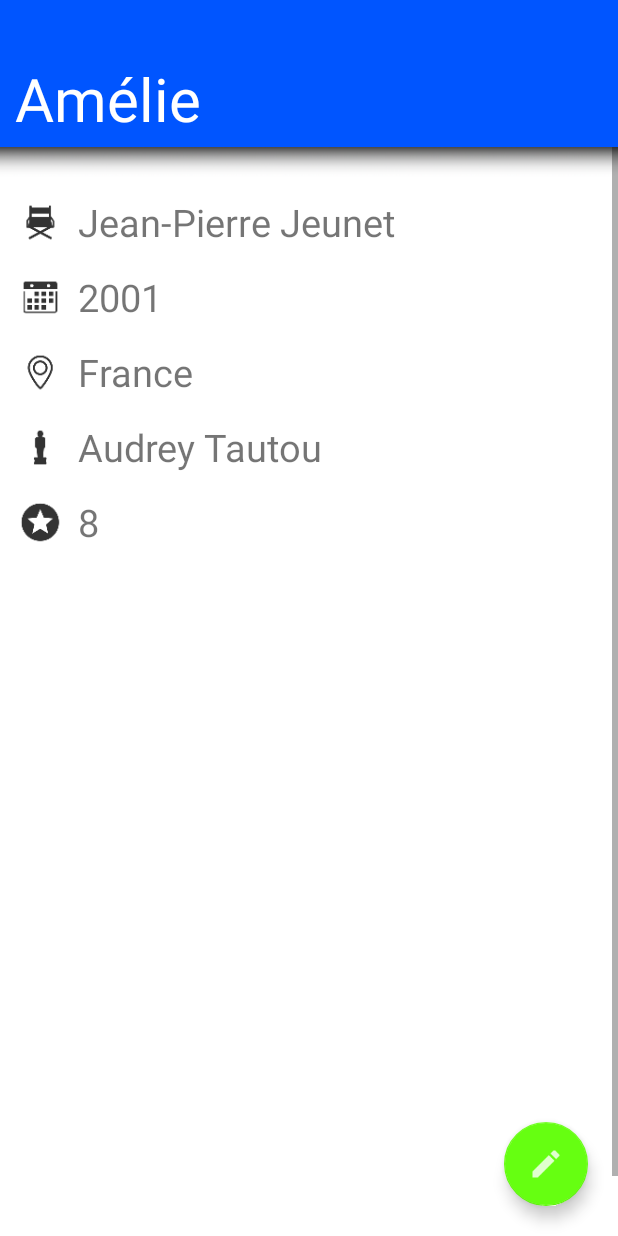
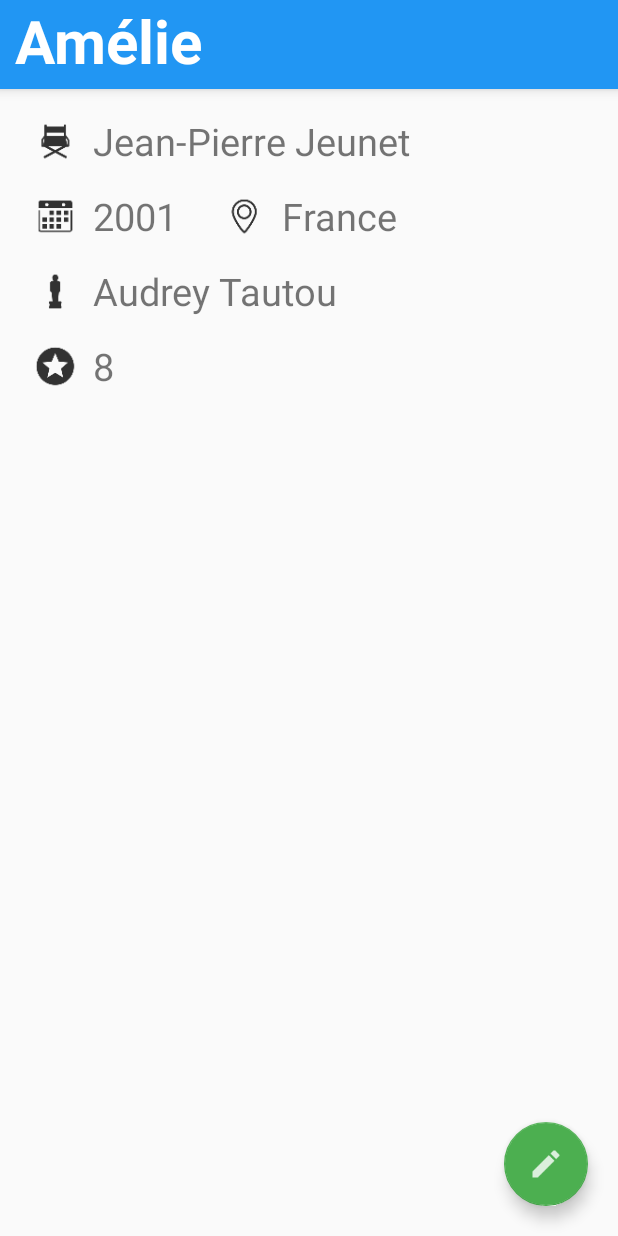
Before and after one commit to JosepBernad/MyFilmDatabase, an Android app: the screen it shows after launch (FilmDetailsActivity), after a tap on "Amélie", on a phone screen of 412 x 824 dp. Run offline under Robolectric (Android 15) with nearby library versions, the phone set to English and light mode, and no system bars; 5 statements that could not run were skipped.

Commit message:
Design improvements;

```diff
--- a/app/src/main/java/com/example/pr_idi/mydatabaseexample/NewFilmActivity.java
+++ b/app/src/main/java/com/example/pr_idi/mydatabaseexample/NewFilmActivity.java
@@ -8,6 +8,7 @@ import android.widget.Button;
 import android.widget.EditText;
 import android.widget.RatingBar;
 import android.widget.TextView;
+import android.widget.Toast;
 
 import com.example.pr_idi.mydatabaseexample.Class.Film;
 import com.example.pr_idi.mydatabaseexample.Class.FilmData;
@@ -125,6 +126,7 @@ public class NewFilmActivity extends AppCompatActivity {
                                     Integer.parseInt(ratingText.getText().toString())
                             );
                     filmData.close();
+                    Toast.makeText(NewFilmActivity.this,"Film has been created",Toast.LENGTH_SHORT).show();
                     finish();
                 }
 
--- a/app/src/main/res/layout/add_film_view.xml
+++ b/app/src/main/res/layout/add_film_view.xml
@@ -107,7 +107,9 @@
             android:numStars="5"
             android:layout_gravity="center"
             android:stepSize="0.5"
-            android:rating="2.5"/>
+            android:rating="2.5"
+            android:theme="@style/RatingBar"
+            />
 
         <Button
             android:id="@+id/submitButton_new"
--- a/app/src/main/res/layout/film_details.xml
+++ b/app/src/main/res/layout/film_details.xml
@@ -4,14 +4,15 @@
     android:orientation="vertical" android:layout_width="match_parent"
     android:layout_height="match_parent">
 
-    s
+
     <LinearLayout
         android:id="@+id/linear_title"
         android:orientation="horizontal"
         android:layout_width="match_parent"
-        android:layout_height="98dp"
-        android:background="#0055FF"
-        android:layout_alignParentTop="true">
+        android:layout_height="wrap_content"
+        android:background="#2196F3"
+        android:layout_alignParentTop="true"
+        android:elevation="5dp">
 
         <TextView
             android:text="Piratas del Caribe"
@@ -24,30 +25,30 @@
             android:textColor="#FFFFFF"
             android:paddingBottom="5dp"
             android:paddingLeft="10dp"
+            android:textStyle="bold"
             />
 
     </LinearLayout>
-
-
 
     <ScrollView
         android:layout_width="match_parent"
         android:layout_height="wrap_content"
         android:layout_below="@+id/linear_title"
+        android:paddingStart="10dp"
+        android:paddingTop="10dp"
         >
 
         <LinearLayout
             android:orientation="vertical"
             android:layout_width="match_parent"
             android:layout_height="wrap_content"
-            android:background="@drawable/background_film_details"
             >
 
+            <!-- Director -->
             <LinearLayout
                 android:orientation="horizontal"
                 android:layout_width="match_parent"
                 android:layout_height="50dp"
-                android:layout_marginTop="25dp"
                 android:layout_marginStart="12dp">
 
                 <ImageView
@@ -71,6 +72,12 @@
             <LinearLayout
                 android:orientation="horizontal"
                 android:layout_width="match_parent"
+                android:layout_height="wrap_content">
+
+                <!-- Year -->
+                <LinearLayout
+                    android:orientation="horizontal"
+                    android:layout_width="wrap_content"
                     android:layout_height="50dp"
                     android:layout_marginStart="12dp">
 
@@ -81,12 +88,6 @@
                         android:id="@+id/yearImageView"
                         />
 
-                <!--
-                android:paddingTop="10dp"
-                    android:paddingBottom="10dp"
-                    android:paddingLeft="10dp"
-                    android:paddingRight="10dp"
-                    -->
 
                     <TextView
                         android:text="TextView"
@@ -99,11 +100,13 @@
 
                 </LinearLayout>
 
+
+                <!-- Country -->
                 <LinearLayout
                     android:orientation="horizontal"
-                android:layout_width="match_parent"
+                    android:layout_width="wrap_content"
                     android:layout_height="50dp"
-                android:layout_marginStart="12dp">
+                    android:layout_marginStart="30dp">
 
                     <ImageView
                         android:layout_width="30dp"
@@ -120,9 +123,12 @@
                         android:textSize="25sp"
                         android:paddingStart="10dp"
                         />
+                </LinearLayout>
+
 
             </LinearLayout>
 
+            <!-- Protagonist -->
             <LinearLayout
                 android:orientation="horizontal"
                 android:layout_width="match_parent"
@@ -147,6 +153,7 @@
 
             </LinearLayout>
 
+            <!-- Rating -->
             <LinearLayout
                 android:orientation="horizontal"
                 android:layout_width="match_parent"
@@ -171,8 +178,6 @@
 
             </LinearLayout>
 
-
-
         </LinearLayout>
 
     </ScrollView>
@@ -185,7 +190,7 @@
         android:layout_alignParentEnd="true"
         android:layout_marginEnd="20dp"
         android:layout_marginBottom="20dp"
-        app:backgroundTint="#66FF11"
+        app:backgroundTint="#4CAF50"
         android:src="@drawable/ic_edit_button"/>
 
 </RelativeLayout>
--- a/app/src/main/res/layout/film_row.xml
+++ b/app/src/main/res/layout/film_row.xml
@@ -16,9 +16,7 @@
         android:layout_width="match_parent"
         android:layout_height="match_parent"
         android:animateLayoutChanges="true">
-        <!--
 
-        -->
         <RelativeLayout
             android:layout_width="match_parent"
             android:layout_height="70dp"
@@ -67,6 +65,8 @@
 
 
         </RelativeLayout>
+
+
 
         <!--Expand-->
 
--- a/app/src/main/res/layout/headerlayout.xml
+++ b/app/src/main/res/layout/headerlayout.xml
@@ -7,7 +7,8 @@
         android:layout_width="240dp"
         android:layout_height="150dp"
         android:src="@drawable/ic_navi"
-        android:background="@color/launcherBlue"/>
+        android:background="@color/launcherBlue"
+        />
 
 
 </RelativeLayout>
--- a/app/src/main/res/values/colors.xml
+++ b/app/src/main/res/values/colors.xml
@@ -1,12 +1,12 @@
 <?xml version="1.0" encoding="utf-8"?>
 <resources>
-    <color name="colorPrimary">#233abc</color>
-    <color name="colorPrimaryDark">#213ef4</color>
+    <color name="colorPrimary">#2196F3</color>
+    <color name="colorPrimaryDark">#1976D2</color>
     <color name="colorAccent">#000000</color>
 
     <color name="addButton">#F580A4</color>
 
-    <color name="filmTitle">#2c7cfa</color>
+    <color name="filmTitle">#2196F3</color>
     <color name="launcherBlue">#0d75dd</color>
 
 </resources>
--- a/app/src/main/res/values/styles.xml
+++ b/app/src/main/res/values/styles.xml
@@ -8,4 +8,9 @@
         <item name="colorAccent">@color/colorAccent</item>
     </style>
 
+    <style name="RatingBar" parent="Theme.AppCompat">
+        <item name="colorControlNormal">#FFC107</item>
+        <item name="colorControlActivated">#FFC107</item>
+    </style>
+
 </resources>
```
Lines whose indentation alone changed are shown as unchanged.
